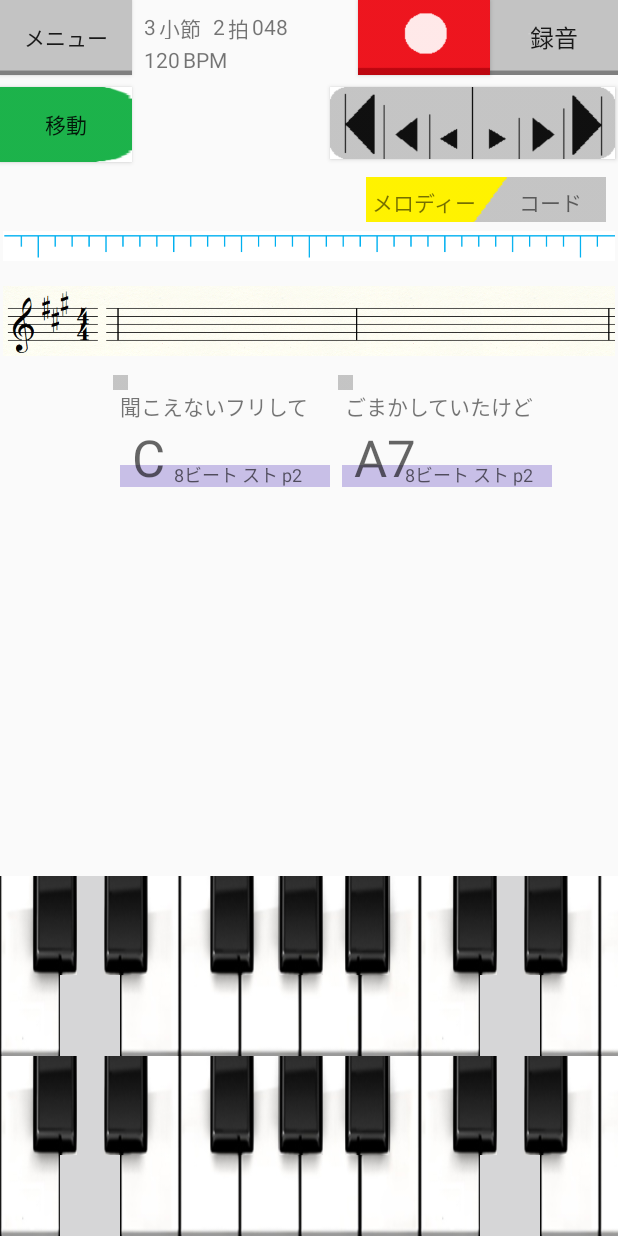
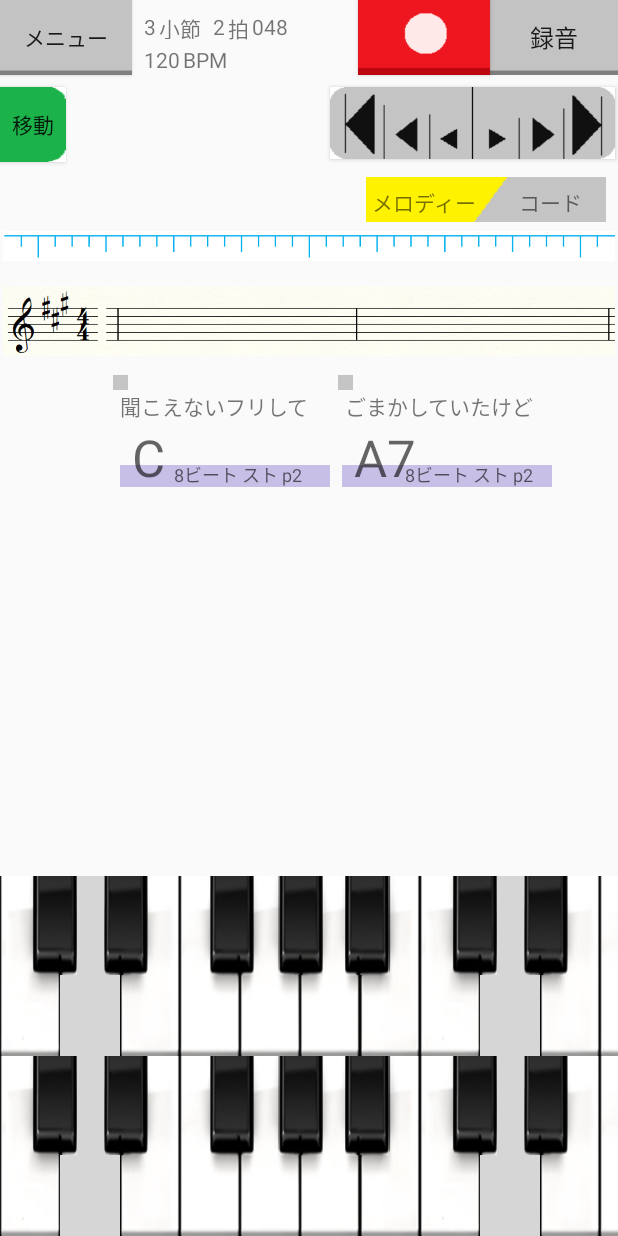
Before and after one commit to music-mobile-app/Meloco, an Android app: the screen it shows after launch (MainActivity), on a phone screen of 412 x 824 dp. Run offline under Robolectric (Android 15) with nearby library versions, the phone set to English and light mode, and no system bars.

Commit message:
自宅からコミット

```diff
--- a/app/src/main/java/jp/excd/meloco/utility/CommonUtil.java
+++ b/app/src/main/java/jp/excd/meloco/utility/CommonUtil.java
@@ -78,12 +78,13 @@ public class CommonUtil {
         for (int i = 0; i < rets.length; i++) {
             rets[i] = compressIntToShort(is[i]);
         }
+        return rets;
     }
     //----------------------------------------------------------------------------------------------
     // 名称    ：波形データの圧縮
     // 処理概要：与えられた波形データをshortの範囲まで圧縮する。
-    // 引数１　：圧縮前のint配列
-    // 戻り値　：圧縮後のshort配列
+    // 引数１　：圧縮前のint
+    // 戻り値　：圧縮後のshort
     //----------------------------------------------------------------------------------------------
     public static short compressIntToShort(int i) {
         //実装する。
--- a/app/src/main/res/layout/activity_main.xml
+++ b/app/src/main/res/layout/activity_main.xml
@@ -112,13 +112,14 @@
 
     <Button
         android:id="@+id/buttonLocaterTag"
-        android:layout_width="88dp"
+        android:layout_width="44dp"
         android:layout_height="50dp"
         android:layout_marginTop="8dp"
         android:background="@drawable/locater_tag"
         android:text="@string/locater_tag"
         app:layout_constraintLeft_toLeftOf="parent"
-        app:layout_constraintTop_toBottomOf="@+id/buttonMenu" />
+        app:layout_constraintTop_toBottomOf="@+id/buttonMenu"
+        android:layout_marginLeft="0dp" />
 
     <Button
         android:id="@+id/buttonMove"
```
